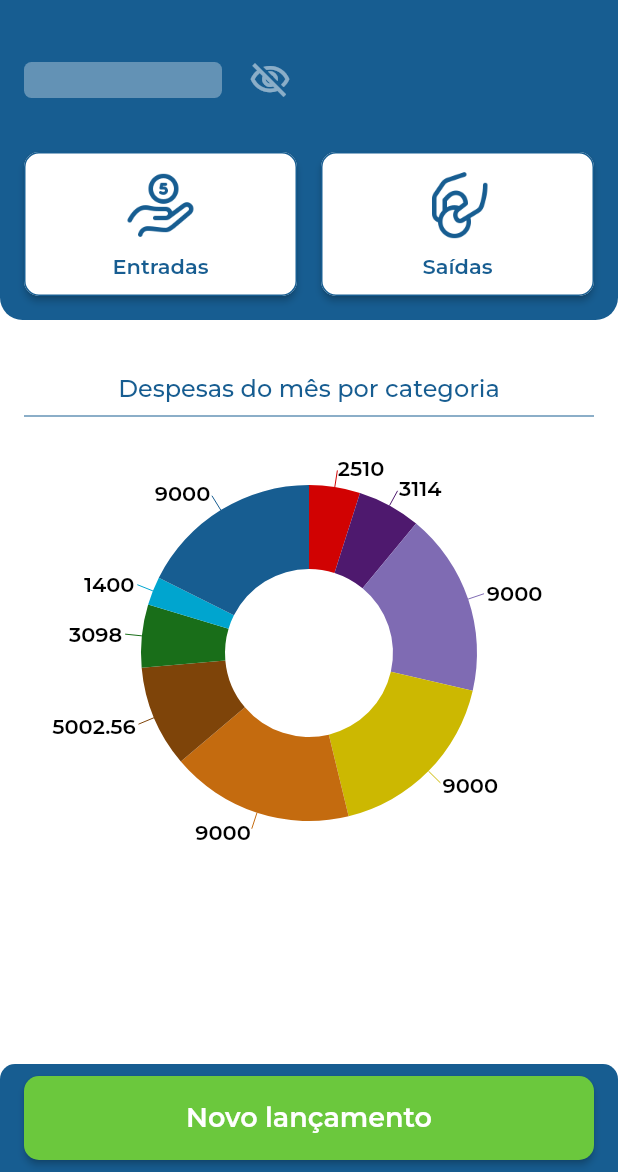
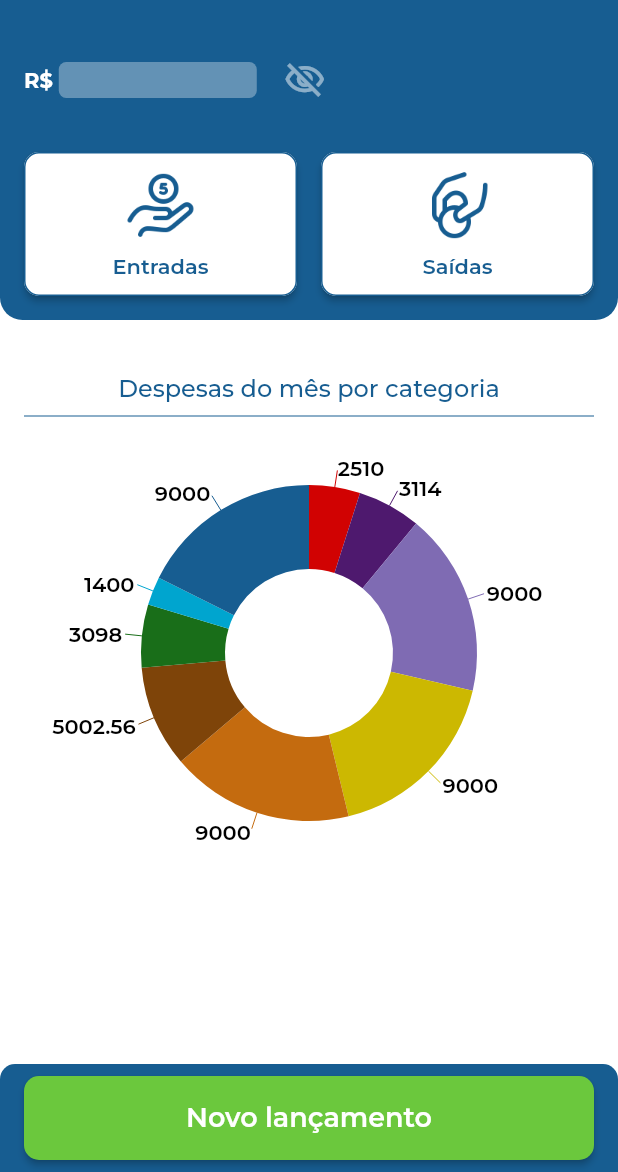
Before and after one commit to jvp116/flut_jestor_app, a Flutter app: the HomePage screen opened by its route, after a tap on the "visibility" icon, on a phone screen of 412 x 824 dp, the part 64-1236 px from its top. Run offline on Flutter 3.47's test engine with Material 2 defaults, Android fonts, the phone set to English and light mode, and no system bars; our stand-ins replace brasil_fields, dio, flutter_masked_text2, shared_preferences, syncfusion_flutter_charts; accounts and stored records are empty; network calls fail; project files that could hold a hidden picture were left out.

Commit message:
vai filhão

```diff
--- a/lib/pages/controller/home_controller.dart
+++ b/lib/pages/controller/home_controller.dart
@@ -48,6 +48,6 @@ class HomeController extends ChangeNotifier {
       }
     }
 
-    return UtilBrasilFields.obterReal(totalMes);
+    return UtilBrasilFields.obterReal(totalMes, moeda: false);
   }
 }
--- a/lib/pages/presenter/home_page.dart
+++ b/lib/pages/presenter/home_page.dart
@@ -2,11 +2,11 @@ import 'package:brasil_fields/brasil_fields.dart';
 import 'package:flut_jestor_app/pages/controller/financial_record_controller.dart';
 import 'package:flut_jestor_app/pages/controller/home_controller.dart';
 import 'package:flut_jestor_app/pages/presenter/financial_record_page.dart';
+import 'package:flut_jestor_app/pages/presenter/login_page.dart';
 import 'package:flut_jestor_app/pages/presenter/search/search_record_page.dart';
 import 'package:flut_jestor_app/shared/components/chart_category_widget.dart';
 import 'package:flut_jestor_app/shared/components/drawer_widget.dart';
 import 'package:flut_jestor_app/shared/components/dropdown_category_button_widget.dart';
-import 'package:flut_jestor_app/shared/components/screen_forbidden_widget.dart';
 import 'package:flut_jestor_app/states/financial_record_state.dart';
 import 'package:flut_jestor_app/stores/financial_record_store.dart';
 import 'package:flutter/material.dart';
@@ -68,14 +68,12 @@ class _HomePageState extends State<HomePage> {
 
   Widget verifyPage() {
     if (financialRecordController.state is UnauthorizedFinancialRecordState) {
-      return const ScreenForbiddenWidget(
-          title: 'Ops! Parece que sua sessão expirou.',
-          subtitle: 'Não se preocupe. Para continuar utilizando o app, por favor, faça login novamente.');
+      return const LoginPage();
     }
 
     totalMes = financialRecordController.state is SuccessFinancialRecordState
         ? controller.getTotalMes(financialRecordController.state.financialRecords)
-        : 'R\$ 0,00';
+        : '0,00';
 
     return Scaffold(
       key: controller.scaffoldKey,
@@ -124,6 +122,11 @@ class _HomePageState extends State<HomePage> {
                       children: [
                         Row(
                           children: [
+                            const Text(
+                              "R\$ ",
+                              textAlign: TextAlign.start,
+                              style: TextStyle(fontSize: 14, fontWeight: FontWeight.bold, color: Colors.white),
+                            ),
                             Text(
                               controller.isPressed ? totalMes : '',
                               style: const TextStyle(fontSize: 24, fontWeight: FontWeight.bold, color: Colors.white, fontFamily: 'Montserrat'),
--- a/lib/shared/components/drawer_widget.dart
+++ b/lib/shared/components/drawer_widget.dart
@@ -35,16 +35,20 @@ class _DrawerWidgetState extends State<DrawerWidget> {
         padding: EdgeInsets.zero,
         children: [
           const SizedBox(
-            height: 88,
+            height: 96,
             child: DrawerHeader(
               margin: EdgeInsets.zero,
               decoration: BoxDecoration(
                 color: blue,
+                borderRadius: BorderRadius.only(bottomRight: Radius.circular(10), bottomLeft: Radius.circular(10)),
               ),
-              child: Text(
-                'Meu Perfil',
-                textAlign: TextAlign.end,
-                style: TextStyle(fontSize: 24, fontWeight: FontWeight.bold, color: Colors.white, fontFamily: 'Montserrat'),
+              child: Align(
+                alignment: Alignment.centerLeft,
+                child: Text(
+                  'Meu Perfil',
+                  textAlign: TextAlign.start,
+                  style: TextStyle(fontSize: 24, fontWeight: FontWeight.bold, color: Colors.white, fontFamily: 'Montserrat'),
+                ),
               ),
             ),
           ),
```
